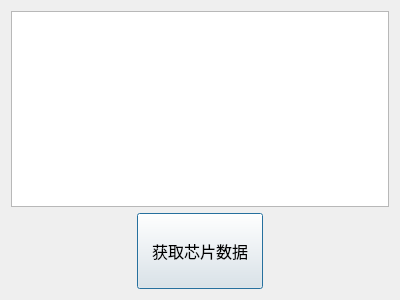
Above: ChipDataWindow/ChipDataWindow.ui from xxzl0130/CodeX before the change. Below: the same form after it.
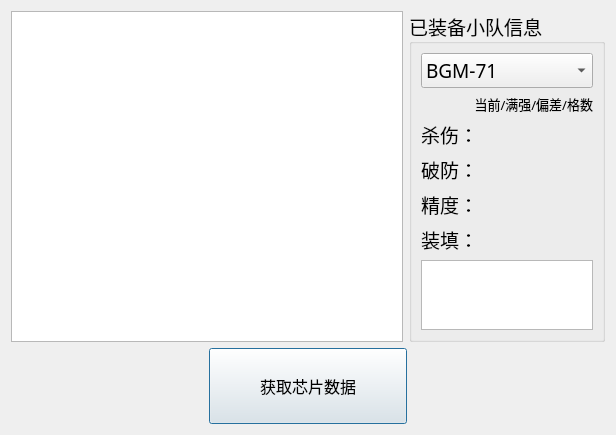
That is the form after the change.

Commit message: 添加小队属性显示

Patch:
```diff
--- a/ChipDataWindow/ChipDataWindow.ui
+++ b/ChipDataWindow/ChipDataWindow.ui
@@ -6,18 +6,113 @@
    <rect>
     <x>0</x>
     <y>0</y>
-    <width>400</width>
-    <height>300</height>
+    <width>616</width>
+    <height>322</height>
    </rect>
   </property>
+  <property name="font">
+   <font>
+    <family>等线</family>
+    <pointsize>14</pointsize>
+   </font>
+  </property>
   <property name="windowTitle">
    <string>芯片数据</string>
   </property>
-  <layout class="QGridLayout" name="gridLayout">
+  <layout class="QGridLayout" name="gridLayout" columnstretch="2,1">
    <item row="0" column="0">
     <widget class="QTableView" name="tableView"/>
    </item>
-   <item row="1" column="0">
+   <item row="0" column="1">
+    <widget class="QGroupBox" name="groupBox">
+     <property name="title">
+      <string>已装备小队信息</string>
+     </property>
+     <layout class="QGridLayout" name="gridLayout_2">
+      <item row="5" column="0">
+       <widget class="QLabel" name="reloadLabel">
+        <property name="text">
+         <string>装填：</string>
+        </property>
+       </widget>
+      </item>
+      <item row="3" column="0">
+       <widget class="QLabel" name="dbkLabel">
+        <property name="text">
+         <string>破防：</string>
+        </property>
+       </widget>
+      </item>
+      <item row="4" column="0">
+       <widget class="QLabel" name="hitLabel">
+        <property name="text">
+         <string>精度：</string>
+        </property>
+       </widget>
+      </item>
+      <item row="0" column="0">
+       <widget class="QComboBox" name="squadComboBox">
+        <item>
+         <property name="text">
+          <string>BGM-71</string>
+         </property>
+        </item>
+        <item>
+         <property name="text">
+          <string>AGS-30</string>
+         </property>
+        </item>
+        <item>
+         <property name="text">
+          <string>2B14</string>
+         </property>
+        </item>
+        <item>
+         <property name="text">
+          <string>M2</string>
+         </property>
+        </item>
+        <item>
+         <property name="text">
+          <string>AT4</string>
+         </property>
+        </item>
+        <item>
+         <property name="text">
+          <string>QLZ-04</string>
+         </property>
+        </item>
+       </widget>
+      </item>
+      <item row="6" column="0">
+       <widget class="QTableView" name="squadTableView"/>
+      </item>
+      <item row="2" column="0">
+       <widget class="QLabel" name="damageLabel">
+        <property name="text">
+         <string>杀伤：</string>
+        </property>
+       </widget>
+      </item>
+      <item row="1" column="0">
+       <widget class="QLabel" name="label">
+        <property name="font">
+         <font>
+          <pointsize>10</pointsize>
+         </font>
+        </property>
+        <property name="text">
+         <string>当前/满强/偏差/格数</string>
+        </property>
+        <property name="alignment">
+         <set>Qt::AlignRight|Qt::AlignTrailing|Qt::AlignVCenter</set>
+        </property>
+       </widget>
+      </item>
+     </layout>
+    </widget>
+   </item>
+   <item row="1" column="0" colspan="2">
     <layout class="QHBoxLayout" name="horizontalLayout">
      <item>
       <spacer name="horizontalSpacer">
```
The commit also changes 7 other files.
